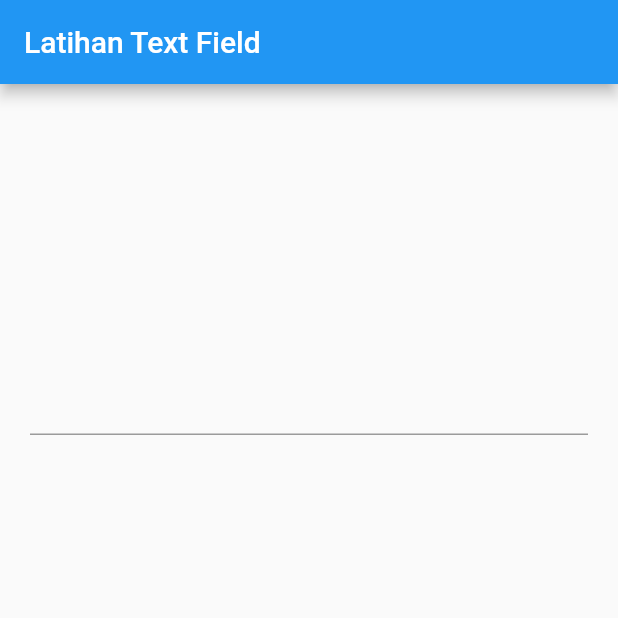
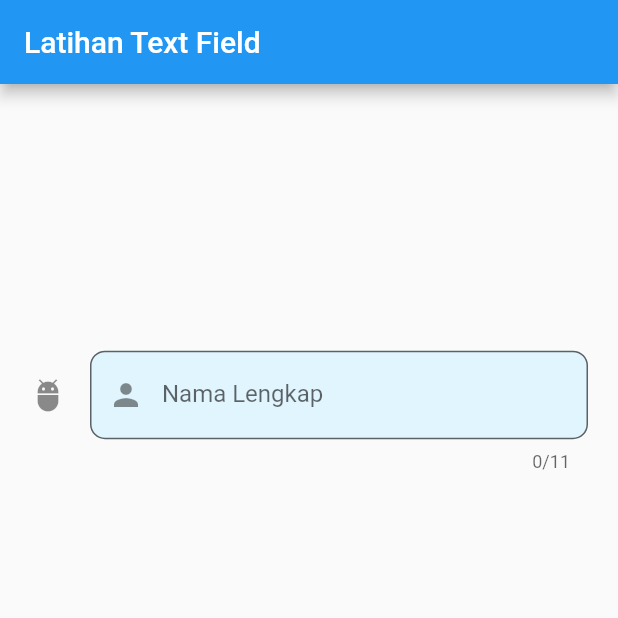
Before and after one commit to noorqidam/learn_flutter, a Flutter app: the screen it shows after launch, on a phone screen of 412 x 824 dp, the top half of it. Run offline on Flutter 3.47's test engine with Material 2 defaults, Android fonts, the phone set to English and light mode, and no system bars.

Commit message:
TextField_Decoration

```diff
--- a/lib/main.dart
+++ b/lib/main.dart
@@ -22,6 +22,29 @@ class _MyAppState extends State<MyApp> {
             mainAxisAlignment: MainAxisAlignment.spaceAround,
             children: <Widget>[
               TextField(
+                decoration: InputDecoration(
+                    fillColor: Colors.lightBlue[50],
+                    filled: true,
+                    icon: Icon(Icons.adb),
+                    suffix: Container(
+                      width: 5,
+                      height: 5,
+                      color: Colors.red,
+                    ),
+                    prefixIcon: Icon(Icons.person),
+                    prefixText: "Name: ",
+                    prefixStyle: TextStyle(
+                        color: Colors.blue, fontWeight: FontWeight.w600),
+                    labelText: "Nama Lengkap",
+                    // labelStyle: TextStyle(),
+                    hintText: "Nama Lengkap Anda",
+                    hintStyle: TextStyle(fontSize: 12),
+                    border: OutlineInputBorder(
+                        borderRadius: BorderRadius.circular(10))),
+                maxLength: 11,
+                onChanged: (value) {
+                  setState(() {});
+                },
                 controller: controller,
               ),
               Text(controller.text)
```
